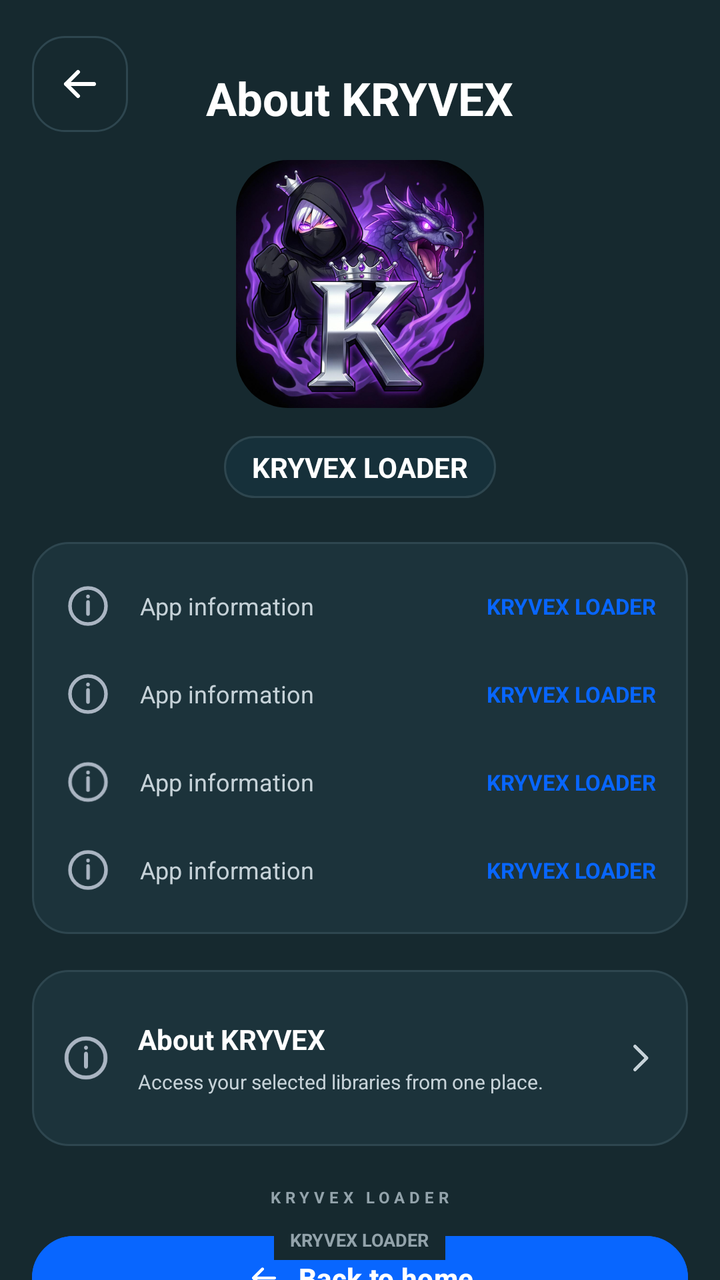
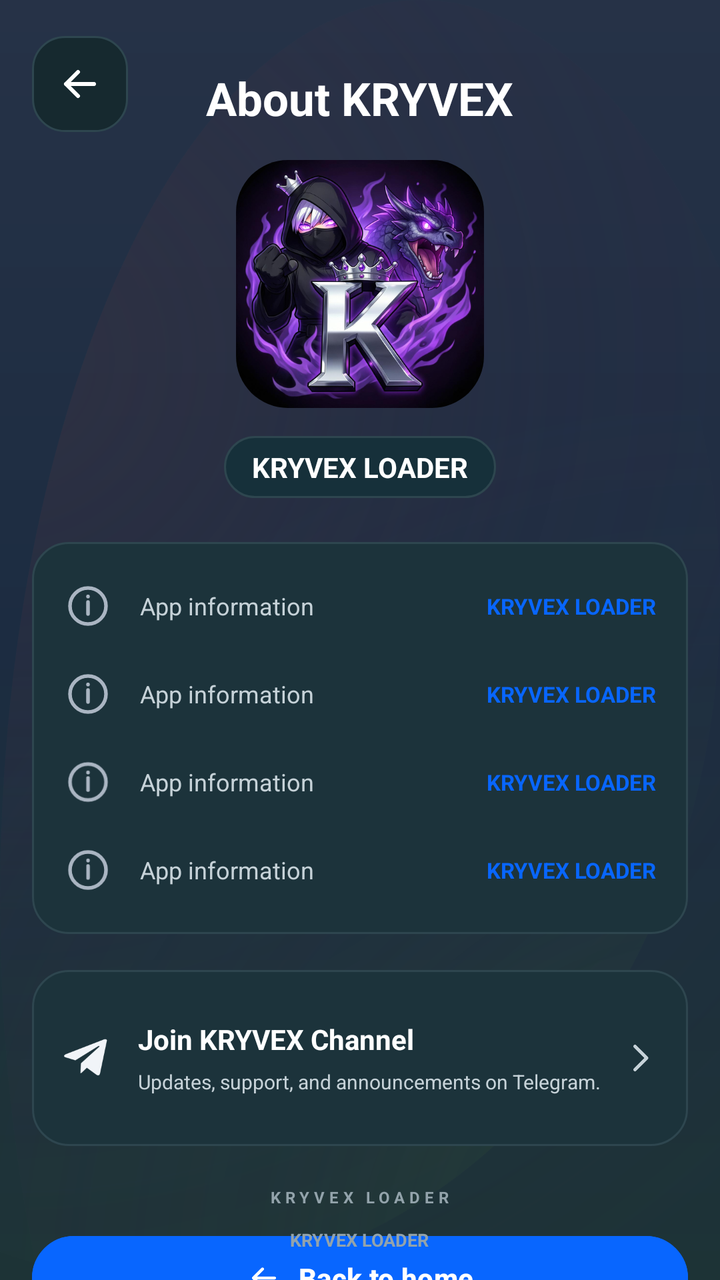

Before-and-after screenshots of an Android layout around one commit, followed by the original layout XML and the change that was made.
<!-- AndroidManifest.xml: application theme AppTheme -->
<!-- res/layout/activity_about.xml -->
<?xml version="1.0" encoding="utf-8"?>
<FrameLayout xmlns:android="http://schemas.android.com/apk/res/android"
    xmlns:app="http://schemas.android.com/apk/res-auto"
    android:layout_width="match_parent"
    android:layout_height="match_parent"
    android:background="@color/loader_background">

    <ScrollView
        android:id="@+id/about_scroll"
        android:layout_width="match_parent"
        android:layout_height="match_parent"
        android:fillViewport="true"
        android:scrollbars="none">

        <LinearLayout
            android:layout_width="match_parent"
            android:layout_height="wrap_content"
            android:clipToPadding="false"
            android:gravity="center_horizontal"
            android:orientation="vertical"
            android:paddingStart="16dp"
            android:paddingTop="18dp"
            android:paddingEnd="16dp"
            android:paddingBottom="72dp">

            <FrameLayout
                android:layout_width="match_parent"
                android:layout_height="62dp">

                <ImageButton
                    android:id="@+id/about_back"
                    android:layout_width="48dp"
                    android:layout_height="48dp"
                    android:background="@drawable/about_back_button"
                    android:contentDescription="Back"
                    android:padding="10dp"
                    android:src="@drawable/ic_arrow_left"
                    app:tint="@color/loader_text_primary" />

                <LinearLayout
                    android:layout_width="match_parent"
                    android:layout_height="wrap_content"
                    android:layout_gravity="center"
                    android:gravity="center"
                    android:orientation="vertical">

                    <TextView
                        android:layout_width="wrap_content"
                        android:layout_height="wrap_content"
                        android:text="About KRYVEX"
                        android:textColor="@color/loader_text_primary"
                        android:textSize="23sp"
                        android:textStyle="bold" />

                </LinearLayout>
            </FrameLayout>

            <ImageView
                android:layout_width="124dp"
                android:layout_height="124dp"
                android:background="@drawable/mark_bg"
                android:clipToOutline="true"
                android:contentDescription="KRYVEX logo"
                android:scaleType="centerCrop"
                android:src="@drawable/kryvex_art" />

            <TextView
                android:layout_width="wrap_content"
                android:layout_height="wrap_content"
                android:layout_marginTop="14dp"
                android:background="@drawable/about_pill"
                android:text="KRYVEX LOADER"
                android:textColor="@color/loader_text_primary"
                android:textSize="14sp"
                android:textStyle="bold" />

            <LinearLayout
                android:layout_width="match_parent"
                android:layout_height="wrap_content"
                android:layout_marginTop="22dp"
                android:background="@drawable/about_card"
                android:orientation="vertical"
                android:paddingStart="16dp"
                android:paddingTop="10dp"
                android:paddingEnd="16dp"
                android:paddingBottom="10dp">

                <include
                    android:id="@+id/detail_developer"
                    layout="@layout/item_about_detail" />
                <include
                    android:id="@+id/detail_username"
                    layout="@layout/item_about_detail" />
                <include
                    android:id="@+id/detail_channel"
                    layout="@layout/item_about_detail" />
                <include
                    android:id="@+id/detail_version"
                    layout="@layout/item_about_detail" />
            </LinearLayout>

            <LinearLayout
                android:layout_width="match_parent"
                android:layout_height="wrap_content"
                android:layout_marginTop="18dp"
                android:background="@drawable/about_card"
                android:gravity="center_vertical"
                android:minHeight="88dp"
                android:orientation="horizontal"
                android:padding="14dp">

                <ImageView
                    android:layout_width="26dp"
                    android:layout_height="26dp"
                    android:contentDescription="About this app"
                    android:src="@drawable/ic_about" />

                <LinearLayout
                    android:layout_width="0dp"
                    android:layout_height="wrap_content"
                    android:layout_marginStart="13dp"
                    android:layout_weight="1"
                    android:orientation="vertical">

                    <TextView
                        android:layout_width="wrap_content"
                        android:layout_height="wrap_content"
                        android:text="About KRYVEX"
                        android:textColor="@color/loader_text_primary"
                        android:textSize="14sp"
                        android:textStyle="bold" />

                    <TextView
                        android:layout_width="wrap_content"
                        android:layout_height="wrap_content"
                        android:layout_marginTop="5dp"
                        android:text="Access your selected libraries from one place."
                        android:textColor="@color/loader_text_secondary"
                        android:textSize="10sp" />
                </LinearLayout>

                <ImageView
                    android:layout_width="20dp"
                    android:layout_height="20dp"
                    android:contentDescription="More information"
                    android:src="@drawable/ic_chevron_right" />
            </LinearLayout>

            <TextView
                android:layout_width="wrap_content"
                android:layout_height="wrap_content"
                android:layout_marginTop="20dp"
                android:letterSpacing="0.28"
                android:text="KRYVEX LOADER"
                android:textColor="@color/loader_text_muted"
                android:textSize="8sp"
                android:textStyle="bold" />

            <com.google.android.material.button.MaterialButton
                android:id="@+id/about_close_action"
                android:layout_width="match_parent"
                android:layout_height="50dp"
                android:layout_marginTop="10dp"
                android:text="Back to home"
                android:textColor="@android:color/white"
                android:textSize="14sp"
                android:textStyle="bold"
                app:backgroundTint="@color/loader_accent"
                app:cornerRadius="25dp"
                app:icon="@drawable/ic_arrow_left"
                app:iconGravity="textStart"
                app:iconTint="@android:color/white"
                app:strokeColor="@color/loader_accent"
                app:strokeWidth="1dp" />

        </LinearLayout>
    </ScrollView>

    <TextView
        android:layout_width="wrap_content"
        android:layout_height="wrap_content"
        android:layout_gravity="bottom|center_horizontal"
        android:layout_marginBottom="10dp"
        android:background="@color/loader_background"
        android:paddingStart="8dp"
        android:paddingTop="4dp"
        android:paddingEnd="8dp"
        android:paddingBottom="4dp"
        android:text="KRYVEX LOADER"
        android:textColor="@color/loader_text_muted"
        android:textSize="9sp"
        android:textStyle="bold" />
</FrameLayout>
<!-- res/layout/item_about_detail.xml (included above) -->
<?xml version="1.0" encoding="utf-8"?>
<LinearLayout xmlns:android="http://schemas.android.com/apk/res/android"
    android:layout_width="match_parent"
    android:layout_height="44dp"
    android:gravity="center_vertical"
    android:orientation="horizontal">

    <ImageView
        android:id="@+id/about_detail_icon"
        android:layout_width="24dp"
        android:layout_height="24dp"
        android:contentDescription="Detail"
        android:src="@drawable/ic_about" />

    <TextView
        android:id="@+id/about_detail_label"
        android:layout_width="0dp"
        android:layout_height="wrap_content"
        android:layout_marginStart="14dp"
        android:layout_weight="1"
        android:text="App information"
        android:textColor="@color/loader_text_secondary"
        android:textSize="12sp" />

    <TextView
        android:id="@+id/about_detail_value"
        android:layout_width="wrap_content"
        android:layout_height="wrap_content"
        android:gravity="end"
        android:text="KRYVEX LOADER"
        android:textColor="@color/loader_accent"
        android:textSize="11sp"
        android:textStyle="bold" />
</LinearLayout>
<!-- resources referenced by this layout -->
<resources>
  <color name="loader_accent">#0866FF</color>
  <color name="loader_background">#16292F</color>
  <color name="loader_text_muted">#93A3AB</color>
  <color name="loader_text_primary">#FFFFFF</color>
  <color name="loader_text_secondary">#C6D2D8</color>
  <!-- drawable about_back_button (drawable) -->
  <?xml version="1.0" encoding="utf-8"?>
  <shape xmlns:android="http://schemas.android.com/apk/res/android">
      <solid android:color="@color/loader_background" />
      <corners android:radius="16dp" />
      <stroke android:width="1dp" android:color="@color/loader_border_soft" />
  </shape>
  <!-- drawable about_card (drawable) -->
  <?xml version="1.0" encoding="utf-8"?>
  <shape xmlns:android="http://schemas.android.com/apk/res/android">
      <solid android:color="@color/loader_surface" />
      <corners android:radius="18dp" />
      <stroke android:width="1dp" android:color="@color/loader_border_soft" />
  </shape>
  <!-- drawable about_pill (drawable) -->
  <?xml version="1.0" encoding="utf-8"?>
  <shape xmlns:android="http://schemas.android.com/apk/res/android">
      <solid android:color="@color/loader_surface_alt" />
      <corners android:radius="20dp" />
      <stroke android:width="1dp" android:color="@color/loader_border_soft" />
      <padding android:left="14dp" android:top="6dp" android:right="14dp" android:bottom="6dp" />
  </shape>
  <!-- drawable ic_about (drawable) -->
  <?xml version="1.0" encoding="utf-8"?>
  <vector xmlns:android="http://schemas.android.com/apk/res/android" android:width="20dp" android:height="20dp" android:viewportWidth="24" android:viewportHeight="24">
      <path android:fillColor="@android:color/transparent" android:pathData="M12,3a9,9 0,1 0,0 18,9 9,0 0,0 0,-18zM12,10v6M12,7.2v0.1" android:strokeColor="#AAB5C2" android:strokeWidth="1.8" android:strokeLineCap="round" />
  </vector>
  <!-- drawable ic_arrow_left (drawable) -->
  <?xml version="1.0" encoding="utf-8"?>
  <vector xmlns:android="http://schemas.android.com/apk/res/android"
      android:width="24dp"
      android:height="24dp"
      android:viewportWidth="24"
      android:viewportHeight="24">
      <path
          android:fillColor="@android:color/transparent"
          android:pathData="M19,12H5M11,6L5,12l6,6"
          android:strokeColor="@color/loader_text_primary"
          android:strokeWidth="2"
          android:strokeLineCap="round"
          android:strokeLineJoin="round" />
  </vector>
  <!-- drawable ic_chevron_right (drawable) -->
  <?xml version="1.0" encoding="utf-8"?>
  <vector xmlns:android="http://schemas.android.com/apk/res/android" android:width="18dp" android:height="18dp" android:viewportWidth="24" android:viewportHeight="24">
      <path android:fillColor="@android:color/transparent" android:pathData="M9,5L16,12L9,19" android:strokeColor="@color/loader_text_secondary" android:strokeWidth="2" android:strokeLineCap="round" android:strokeLineJoin="round" />
  </vector>
  <!-- drawable mark_bg (drawable) -->
  <?xml version="1.0" encoding="utf-8"?>
  <shape xmlns:android="http://schemas.android.com/apk/res/android">
      <solid android:color="@android:color/transparent" />
      <corners android:radius="26dp" />
  </shape>
  <color name="loader_border_soft">#2E464F</color>
  <color name="loader_surface">#1C333B</color>
  <color name="loader_surface_alt">#16303A</color>
  <color name="loader_accent_light">#4C8DFF</color>
  <!-- unchanged entries left out for length: 3 -->
</resources>

<!-- the commit's change to res/layout/activity_about.xml (unified diff, before → after) -->
@@ -1,9 +1,10 @@
 <?xml version="1.0" encoding="utf-8"?>
 <FrameLayout xmlns:android="http://schemas.android.com/apk/res/android"
     xmlns:app="http://schemas.android.com/apk/res-auto"
+    android:id="@+id/about_root"
     android:layout_width="match_parent"
     android:layout_height="match_parent"
-    android:background="@color/loader_background">
+    android:background="@drawable/kryvex_gradient">
 
     <ScrollView
         android:id="@+id/about_scroll"
@@ -100,10 +101,14 @@
             </LinearLayout>
 
             <LinearLayout
+                android:id="@+id/about_channel_action"
                 android:layout_width="match_parent"
                 android:layout_height="wrap_content"
                 android:layout_marginTop="18dp"
                 android:background="@drawable/about_card"
+                android:clickable="true"
+                android:focusable="true"
+                android:contentDescription="Open KRYVEX Telegram channel"
                 android:gravity="center_vertical"
                 android:minHeight="88dp"
                 android:orientation="horizontal"
@@ -112,8 +117,8 @@
                 <ImageView
                     android:layout_width="26dp"
                     android:layout_height="26dp"
-                    android:contentDescription="About this app"
-                    android:src="@drawable/ic_about" />
+                    android:contentDescription="Telegram channel"
+                    android:src="@drawable/ic_telegram" />
 
                 <LinearLayout
                     android:layout_width="0dp"
@@ -125,7 +130,7 @@
                     <TextView
                         android:layout_width="wrap_content"
                         android:layout_height="wrap_content"
-                        android:text="About KRYVEX"
+                        android:text="Join KRYVEX Channel"
                         android:textColor="@color/loader_text_primary"
                         android:textSize="14sp"
                         android:textStyle="bold" />
@@ -134,7 +139,7 @@
                         android:layout_width="wrap_content"
                         android:layout_height="wrap_content"
                         android:layout_marginTop="5dp"
-                        android:text="Access your selected libraries from one place."
+                        android:text="Updates, support, and announcements on Telegram."
                         android:textColor="@color/loader_text_secondary"
                         android:textSize="10sp" />
                 </LinearLayout>
@@ -181,7 +186,7 @@
         android:layout_height="wrap_content"
         android:layout_gravity="bottom|center_horizontal"
         android:layout_marginBottom="10dp"
-        android:background="@color/loader_background"
+        android:background="@android:color/transparent"
         android:paddingStart="8dp"
         android:paddingTop="4dp"
         android:paddingEnd="8dp"
<!-- resource entries referenced after the edit -->
@@ -52,6 +52,11 @@
   <vector xmlns:android="http://schemas.android.com/apk/res/android" android:width="18dp" android:height="18dp" android:viewportWidth="24" android:viewportHeight="24">
       <path android:fillColor="@android:color/transparent" android:pathData="M9,5L16,12L9,19" android:strokeColor="@color/loader_text_secondary" android:strokeWidth="2" android:strokeLineCap="round" android:strokeLineJoin="round" />
   </vector>
+  <!-- drawable ic_telegram (drawable) -->
+  <?xml version="1.0" encoding="utf-8"?>
+  <vector xmlns:android="http://schemas.android.com/apk/res/android" android:width="20dp" android:height="20dp" android:viewportWidth="24" android:viewportHeight="24">
+      <path android:fillColor="#F1F4F8" android:pathData="M21.6,4.2L18.5,19c-0.2,1 -0.8,1.2 -1.6,0.8l-4.5,-3.3 -2.2,2.1c-0.2,0.2 -0.4,0.4 -0.8,0.4l0.3,-4.6 8.4,-7.6c0.4,-0.3 -0.1,-0.5 -0.6,-0.2L7.1,13.1 2.6,11.7c-1,-0.3 -1,-1 0.2,-1.5L20.4,3.4c0.8,-0.3 1.5,0.2 1.2,0.8z" />
+  </vector>
   <!-- drawable mark_bg (drawable) -->
   <?xml version="1.0" encoding="utf-8"?>
   <shape xmlns:android="http://schemas.android.com/apk/res/android">
